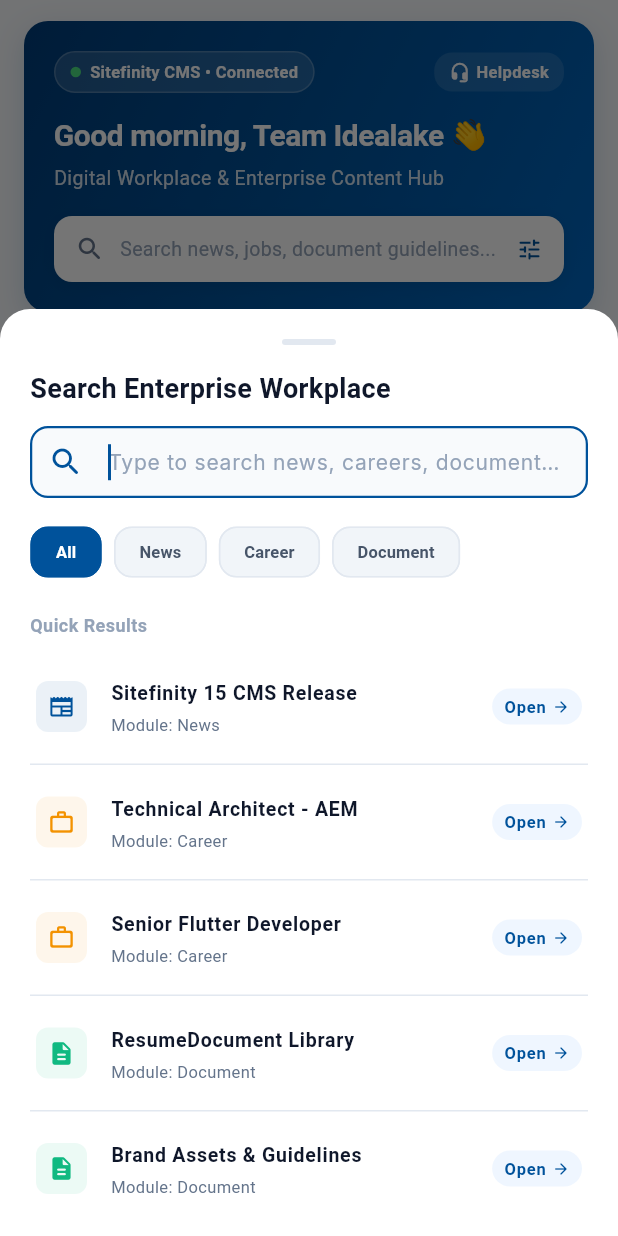
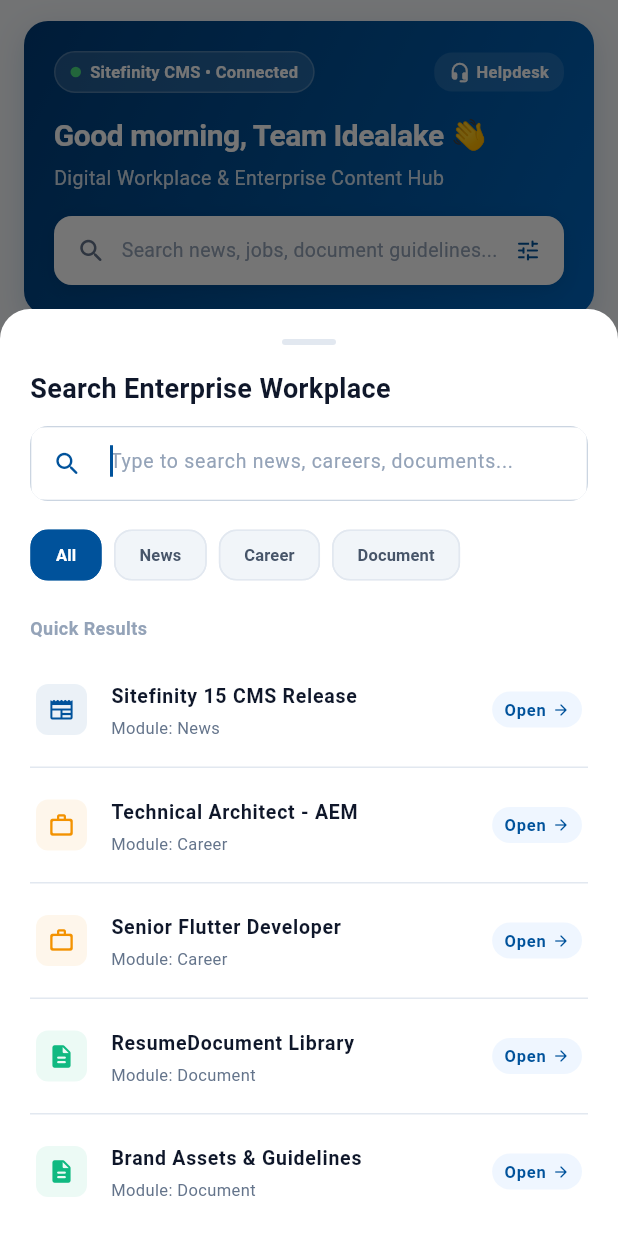
Before and after one commit to poojashelke12/Idealake_App, a Flutter app: the HomeScreen screen opened directly, after a tap on "Search news, jobs, document guidelines..", on a phone screen of 412 x 824 dp. Run offline on Flutter 3.47's test engine with Material 3 defaults, Android fonts, the phone set to English and light mode, and no system bars; our stand-ins replace cached_network_image, dio, equatable, flutter_bloc, get_it, google_fonts and 1 more; accounts and stored records are empty; network calls fail.

Commit message:
fixed auto logout and search bar

```diff
--- a/lib/core/routes/app_router.dart
+++ b/lib/core/routes/app_router.dart
@@ -12,6 +12,8 @@ import 'app_routes.dart';
 /// Centralized Application Route Management
 class AppRouter {
   AppRouter._();
+
+  static final GlobalKey<NavigatorState> navigatorKey = GlobalKey<NavigatorState>();
 
   static Route<dynamic> onGenerateRoute(RouteSettings settings) {
     switch (settings.name) {
--- a/lib/core/widgets/custom_search_bar.dart
+++ b/lib/core/widgets/custom_search_bar.dart
@@ -35,6 +35,9 @@ class CustomSearchBar extends StatelessWidget {
           ),
         ],
       ),
+
+      child: ClipRRect(
+        borderRadius: BorderRadius.circular(AppConstants.radiusMedium),
         child: TextField(
           controller: controller,
           onChanged: onChanged,
@@ -60,6 +63,7 @@ class CustomSearchBar extends StatelessWidget {
             contentPadding: const EdgeInsets.symmetric(vertical: 12),
           ),
         ),
+      ),
     );
   }
 }
--- a/lib/features/career/views/career_screen.dart
+++ b/lib/features/career/views/career_screen.dart
@@ -59,9 +59,7 @@ class _CareerScreenState extends State<CareerScreen> {
                   const SizedBox(height: 16),
 
                   // 2. Search Bar
-                  Padding(
-                    padding: const EdgeInsets.symmetric(horizontal: 16),
-                    child: CustomSearchBar(
+                  CustomSearchBar(
                     controller: _searchController,
                     hintText: 'Search roles, skills, or locations...',
                     onChanged: (query) {
@@ -74,7 +72,6 @@ class _CareerScreenState extends State<CareerScreen> {
                         const CareerSearchEvent(''),
                       );
                     },
-                    ),
                   ),
 
                   const SizedBox(height: 12),
--- a/lib/features/home/views/home_screen.dart
+++ b/lib/features/home/views/home_screen.dart
@@ -376,23 +376,29 @@ class _HomeScreenState extends State<HomeScreen> {
           const SizedBox(height: 16),
 
           // Interactive Search Bar
-          InkWell(
+          Container(
+            decoration: BoxDecoration(
+              color: Colors.white,
+              borderRadius: BorderRadius.circular(12),
+              border: Border.all(color: Colors.white.withAlpha(80)),
+              boxShadow: [
+                BoxShadow(
+                  color: Colors.black.withAlpha(25),
+                  blurRadius: 10,
+                  offset: const Offset(0, 3),
+                ),
+              ],
+            ),
+            child: Material(
+              color: Colors.white,
+              borderRadius: BorderRadius.circular(12),
+              clipBehavior: Clip.antiAlias,
+              child: InkWell(
                 onTap: _showGlobalSearchModal,
                 borderRadius: BorderRadius.circular(12),
-            child: Container(
-              padding: const EdgeInsets.symmetric(horizontal: 14, vertical: 12),
-              decoration: BoxDecoration(
-                color: Colors.white,
-                borderRadius: BorderRadius.circular(12),
-                boxShadow: [
-                  BoxShadow(
-                    color: Colors.black.withAlpha(20),
-                    blurRadius: 8,
-                    offset: const Offset(0, 2),
-                  ),
-                ],
-              ),
-              child: const Row(
+                child: const Padding(
+                  padding: EdgeInsets.symmetric(horizontal: 14, vertical: 12),
+                  child: Row(
                     children: [
                       Icon(Icons.search_rounded, color: Color(0xFF64748B), size: 20),
                       SizedBox(width: 10),
@@ -408,6 +414,8 @@ class _HomeScreenState extends State<HomeScreen> {
                       ),
                       Icon(Icons.tune_rounded, color: Color(0xFF00529B), size: 18),
                     ],
+                  ),
+                ),
               ),
             ),
           ),
@@ -2046,13 +2054,23 @@ class _WorkplaceSearchSheetState extends State<_WorkplaceSearchSheet> {
             const SizedBox(height: 12),
 
             // Text Field
-            TextField(
+            Container(
+              decoration: BoxDecoration(
+                color: const Color(0xFFF8FAFC),
+                borderRadius: BorderRadius.circular(12),
+                border: Border.all(color: const Color(0xFFCBD5E1)),
+              ),
+              clipBehavior: Clip.antiAlias,
+              child: TextField(
                 controller: _searchCtrl,
                 autofocus: true,
                 onChanged: (_) => setState(() {}),
+                style: const TextStyle(fontSize: 14, color: Color(0xFF0F172A)),
                 decoration: InputDecoration(
+                  isDense: true,
                   hintText: 'Type to search news, careers, documents...',
-                prefixIcon: const Icon(Icons.search_rounded, color: Color(0xFF00529B)),
+                  hintStyle: const TextStyle(color: Color(0xFF94A3B8), fontSize: 13),
+                  prefixIcon: const Icon(Icons.search_rounded, color: Color(0xFF00529B), size: 20),
                   suffixIcon: _searchCtrl.text.isNotEmpty
                       ? IconButton(
                           icon: const Icon(Icons.clear_rounded, size: 18),
@@ -2063,19 +2081,9 @@ class _WorkplaceSearchSheetState extends State<_WorkplaceSearchSheet> {
                         )
                       : null,
                   contentPadding: const EdgeInsets.symmetric(horizontal: 14, vertical: 12),
-                filled: true,
-                fillColor: const Color(0xFFF8FAFC),
-                border: OutlineInputBorder(
-                  borderRadius: BorderRadius.circular(12),
-                  borderSide: const BorderSide(color: Color(0xFFCBD5E1)),
-                ),
-                enabledBorder: OutlineInputBorder(
-                  borderRadius: BorderRadius.circular(12),
-                  borderSide: const BorderSide(color: Color(0xFFE2E8F0)),
-                ),
-                focusedBorder: OutlineInputBorder(
-                  borderRadius: BorderRadius.circular(12),
-                  borderSide: const BorderSide(color: Color(0xFF00529B), width: 1.5),
+                  border: InputBorder.none,
+                  enabledBorder: InputBorder.none,
+                  focusedBorder: InputBorder.none,
                 ),
               ),
             ),
--- a/lib/main.dart
+++ b/lib/main.dart
@@ -44,6 +44,7 @@ class IdealakeApp extends StatelessWidget {
         BlocProvider<AuthBloc>(create: (_) => locator<AuthBloc>()),
       ],
       child: MaterialApp(
+        navigatorKey: AppRouter.navigatorKey,
         title: AppStrings.appName,
         debugShowCheckedModeBanner: false,
         theme: AppTheme.lightTheme,
```
Also changed, not shown: lib/core/network/dio_client.dart (+30 -0 lines), lib/core/network/network_api_service.dart (+16 -0 lines), lib/core/network/session_manager.dart (added, +166 -0 lines). Lines whose indentation alone changed are shown as unchanged.
